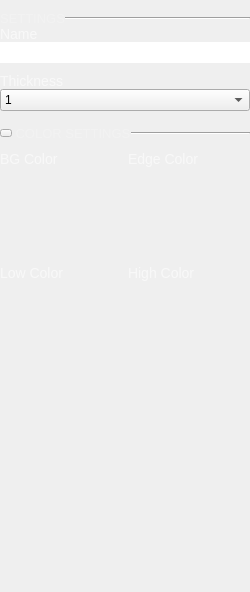
Old version of the form ui/logic_channel_settings.ui in the repository analogdevicesinc/scopy.
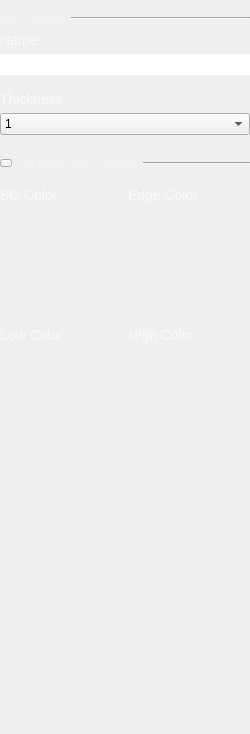
New version of the form. Icons and pictures are not drawn.

Commit message: Logic Analyzer: Fix right menu layout.

Diff of the .ui file:
```diff
--- a/ui/logic_channel_settings.ui
+++ b/ui/logic_channel_settings.ui
@@ -7,15 +7,9 @@
     <x>0</x>
     <y>0</y>
     <width>250</width>
-    <height>592</height>
+    <height>734</height>
    </rect>
   </property>
-  <property name="minimumSize">
-   <size>
-    <width>0</width>
-    <height>0</height>
-   </size>
-  </property>
   <property name="windowTitle">
    <string>Form</string>
   </property>
@@ -65,10 +59,7 @@
  border-bottom: 1px solid rgba(255, 255, 255, 102); 
 }</string>
   </property>
-  <layout class="QVBoxLayout" name="verticalLayout_2">
-   <property name="spacing">
-    <number>9</number>
-   </property>
+  <layout class="QGridLayout" name="gridLayout">
    <property name="leftMargin">
     <number>0</number>
    </property>
@@ -78,55 +69,7 @@
    <property name="bottomMargin">
     <number>0</number>
    </property>
-   <item>
-    <widget class="QScrollArea" name="scrollArea">
-     <property name="sizePolicy">
-      <sizepolicy hsizetype="Preferred" vsizetype="Expanding">
-       <horstretch>0</horstretch>
-       <verstretch>0</verstretch>
-      </sizepolicy>
-     </property>
-     <property name="frameShape">
-      <enum>QFrame::NoFrame</enum>
-     </property>
-     <property name="lineWidth">
-      <number>0</number>
-     </property>
-     <property name="verticalScrollBarPolicy">
-      <enum>Qt::ScrollBarAlwaysOff</enum>
-     </property>
-     <property name="horizontalScrollBarPolicy">
-      <enum>Qt::ScrollBarAlwaysOff</enum>
-     </property>
-     <property name="widgetResizable">
-      <bool>true</bool>
-     </property>
-     <widget class="QWidget" name="scrollAreaWidgetContents_2">
-      <property name="geometry">
-       <rect>
-        <x>0</x>
-        <y>0</y>
-        <width>250</width>
-        <height>583</height>
-       </rect>
-      </property>
-      <layout class="QVBoxLayout" name="verticalLayout_7">
-       <property name="spacing">
-        <number>0</number>
-       </property>
-       <property name="leftMargin">
-        <number>0</number>
-       </property>
-       <property name="topMargin">
-        <number>0</number>
-       </property>
-       <property name="rightMargin">
-        <number>0</number>
-       </property>
-       <property name="bottomMargin">
-        <number>0</number>
-       </property>
-       <item>
+   <item row="0" column="0">
         <layout class="QHBoxLayout" name="horizontalLayout_2">
          <property name="topMargin">
           <number>0</number>
@@ -168,7 +111,7 @@
          </item>
         </layout>
        </item>
-       <item>
+   <item row="1" column="0">
         <widget class="QLabel" name="label_3">
          <property name="styleSheet">
           <string notr="true">QLabel{ opacity:0.6;}</string>
@@ -178,10 +121,10 @@
          </property>
         </widget>
        </item>
-       <item>
+   <item row="2" column="0">
         <widget class="QLineEdit" name="nameLineEdit"/>
        </item>
-       <item>
+   <item row="3" column="0">
         <spacer name="verticalSpacer_2">
          <property name="orientation">
           <enum>Qt::Vertical</enum>
@@ -197,7 +140,7 @@
          </property>
         </spacer>
        </item>
-       <item>
+   <item row="4" column="0">
         <layout class="QHBoxLayout" name="horizontalLayout_3">
          <property name="spacing">
           <number>50</number>
@@ -217,6 +160,11 @@
          </item>
         </layout>
        </item>
+   <item row="5" column="0">
+    <layout class="QHBoxLayout" name="horizontalLayout">
+     <property name="spacing">
+      <number>50</number>
+     </property>
        <item>
         <widget class="QComboBox" name="cmbThickness">
          <item>
@@ -266,14 +214,9 @@
          </item>
         </widget>
        </item>
-       <item>
-        <layout class="QHBoxLayout" name="horizontalLayout">
-         <property name="spacing">
-          <number>50</number>
-         </property>
-        </layout>
-       </item>
-       <item>
+    </layout>
+   </item>
+   <item row="6" column="0">
         <layout class="QHBoxLayout" name="horizontalLayout_4">
          <property name="leftMargin">
           <number>0</number>
@@ -364,7 +307,7 @@
          </item>
         </layout>
        </item>
-       <item>
+   <item row="7" column="0">
         <widget class="QWidget" name="widget" native="true">
          <property name="minimumSize">
           <size>
@@ -531,14 +474,11 @@
          <zorder></zorder>
         </widget>
        </item>
-       <item>
+   <item row="8" column="0">
         <spacer name="verticalSpacer">
          <property name="orientation">
           <enum>Qt::Vertical</enum>
          </property>
-         <property name="sizeType">
-          <enum>QSizePolicy::MinimumExpanding</enum>
-         </property>
          <property name="sizeHint" stdset="0">
           <size>
            <width>20</width>
@@ -546,10 +486,6 @@
           </size>
          </property>
         </spacer>
-       </item>
-      </layout>
-     </widget>
-    </widget>
    </item>
   </layout>
  </widget>
```
Lines whose indentation alone changed are shown as unchanged. The commit also changes 1 other file.
